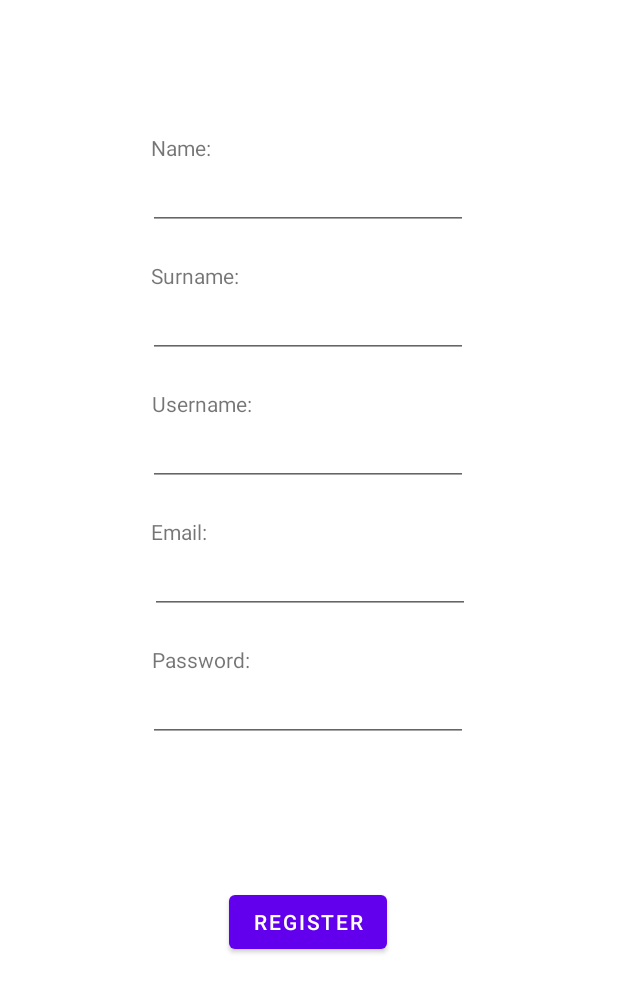
After one commit to Golobcek02/Pametni-Paketnik-Aplikacija, an Android app: the RegisterPage screen opened through its navigation route, on a phone screen of 412 x 824 dp. The commit adds this screen. Shown: the top 992 px of the screen. Run offline under Robolectric (Android 15) with nearby library versions, the phone set to English and light mode, and no system bars; our stand-ins replace navigation-ui.

Commit message:
finished registry page and finished functionalities concering it

```diff
--- /dev/null
+++ b/app/src/main/java/com/example/pametnipaketnik/API/Register/RegisterInterface.kt
@@ -0,0 +1,9 @@
+package com.example.pametnipaketnik.API.Register
+
+import retrofit2.http.Body
+import retrofit2.http.POST
+
+interface RegisterInterface {
+    @POST("register")
+    suspend fun register(@Body request: RegisterRequest): RegisterResponse
+}
--- /dev/null
+++ b/app/src/main/java/com/example/pametnipaketnik/API/Register/RegisterRequest.kt
@@ -0,0 +1,9 @@
+package com.example.pametnipaketnik.API.Register
+
+data class RegisterRequest(
+    val Name: String,
+    val Surname: String,
+    val Username: String,
+    val Email: String,
+    val Password: String
+)
--- /dev/null
+++ b/app/src/main/java/com/example/pametnipaketnik/API/Register/RegisterResponse.kt
@@ -0,0 +1,5 @@
+package com.example.pametnipaketnik.API.Register
+
+data class RegisterResponse (
+    var res: String
+        )
--- a/app/src/main/java/com/example/pametnipaketnik/startup/StartupPage.kt
+++ b/app/src/main/java/com/example/pametnipaketnik/startup/StartupPage.kt
@@ -36,5 +36,13 @@ class StartupPage : Fragment() {
             // Navigate to the login page
             findNavController().navigate(R.id.login_page)
         }
+
+        binding.buttonRegisterPage.setOnClickListener {
+            // Hide the app bar
+            (requireActivity() as AppCompatActivity).supportActionBar?.hide()
+
+            // Navigate to the register page
+            findNavController().navigate(R.id.register_page)
+        }
     }
 }
--- /dev/null
+++ b/app/src/main/java/com/example/pametnipaketnik/startup/register/RegisterPage.kt
@@ -0,0 +1,98 @@
+package com.example.pametnipaketnik.startup.register
+
+import android.content.Context
+import android.graphics.Color
+import android.os.Bundle
+import android.view.LayoutInflater
+import android.view.View
+import android.view.ViewGroup
+import androidx.fragment.app.Fragment
+import androidx.navigation.fragment.findNavController
+import com.example.pametnipaketnik.API.Register.RegisterInterface
+import com.example.pametnipaketnik.API.Register.RegisterRequest
+import com.example.pametnipaketnik.R
+import com.example.pametnipaketnik.databinding.FragmentRegisterPageBinding
+import com.google.android.material.bottomnavigation.BottomNavigationView
+import kotlinx.coroutines.CoroutineScope
+import kotlinx.coroutines.Dispatchers
+import kotlinx.coroutines.launch
+import kotlinx.coroutines.withContext
+import retrofit2.Retrofit
+import retrofit2.converter.gson.GsonConverterFactory
+import java.lang.Exception
+
+class RegisterPage : Fragment() {
+    private lateinit var binding: FragmentRegisterPageBinding
+    private lateinit var registerInterface: RegisterInterface
+
+    override fun onCreate(savedInstanceState: Bundle?) {
+        super.onCreate(savedInstanceState)
+        arguments?.let {
+        }
+
+        val retrofit = Retrofit.Builder()
+            .baseUrl("http://10.0.2.2:5551/")
+//            .client(OkHttpClient.Builder().connectTimeout(5, TimeUnit.SECONDS).build())
+            .addConverterFactory(GsonConverterFactory.create())
+            .build()
+        registerInterface = retrofit.create(RegisterInterface::class.java)
+    }
+
+    override fun onCreateView(
+        inflater: LayoutInflater, container: ViewGroup?,
+        savedInstanceState: Bundle?
+    ): View? {
+        val navView = requireActivity().findViewById<BottomNavigationView>(R.id.nav_view)
+        navView.visibility = View.GONE
+        binding = FragmentRegisterPageBinding.inflate(inflater, container, false)
+        binding.buttonRegister.setOnClickListener {
+            binding.textviewPassword.setTextColor(Color.BLACK)
+            binding.textviewUsername.setTextColor(Color.BLACK)
+            binding.textviewEmail.setTextColor(Color.BLACK)
+            binding.textviewName.setTextColor(Color.BLACK)
+            binding.textviewSurname.setTextColor(Color.BLACK)
+            if (binding.passwordInput.text.isNullOrEmpty() || binding.usernameInput.text.isNullOrEmpty() || binding.nameInput.text.isNullOrEmpty() || binding.emailInput.text.isNullOrEmpty() || binding.surnameInput.text.isNullOrEmpty()) {
+                binding.textviewPassword.setTextColor(Color.RED)
+                binding.textviewUsername.setTextColor(Color.RED)
+                binding.textviewEmail.setTextColor(Color.RED)
+                binding.textviewName.setTextColor(Color.RED)
+                binding.textviewSurname.setTextColor(Color.RED)
+                binding.textviewInputError.setText("You have to enter all listed credentials")
+            } else {
+                CoroutineScope(Dispatchers.IO).launch {
+                    try {
+                        val request = RegisterRequest(
+                            binding.nameInput.text.toString(),
+                            binding.surnameInput.text.toString(),
+                            binding.usernameInput.text.toString(),
+                            binding.emailInput.text.toString(),
+                            binding.passwordInput.text.toString()
+                        )
+                        val response = registerInterface.register(request)
+                        if (response.res == "Proceede") {
+                            withContext(Dispatchers.Main) {
+                                findNavController().navigate(R.id.navigation_startuppage)
+                            }
+                        } else {
+                            println("No data available")
+                        }
+                    } catch (e: Exception) {
+                        println("error")
+                        requireActivity().runOnUiThread {
+                            binding.textviewInputError.setText("You have to enter all listed credentials")
+                            binding.usernameInput.setText("")
+                            binding.passwordInput.setText("")
+                            binding.nameInput.setText("")
+                            binding.surnameInput.setText("")
+                            binding.emailInput.setText("")
+                        }
+
+                    }
+                }
+            }
+        }
+
+        return binding.root
+    }
+
+}
--- /dev/null
+++ b/app/src/main/res/layout/fragment_register_page.xml
@@ -0,0 +1,149 @@
+<?xml version="1.0" encoding="utf-8"?>
+<FrameLayout xmlns:android="http://schemas.android.com/apk/res/android"
+    xmlns:app="http://schemas.android.com/apk/res-auto"
+    xmlns:tools="http://schemas.android.com/tools"
+    android:layout_width="match_parent"
+    android:layout_height="match_parent"
+    tools:context=".startup.register.RegisterPage">
+
+    <!-- TODO: Update blank fragment layout -->
+
+    <androidx.constraintlayout.widget.ConstraintLayout
+        android:layout_width="match_parent"
+        android:layout_height="match_parent">
+
+        <Button
+            android:id="@+id/button_register"
+            android:layout_width="wrap_content"
+            android:layout_height="wrap_content"
+            android:text="Register"
+            app:layout_constraintBottom_toBottomOf="parent"
+            app:layout_constraintEnd_toEndOf="parent"
+            app:layout_constraintHorizontal_bias="0.498"
+            app:layout_constraintStart_toStartOf="parent"
+            app:layout_constraintTop_toBottomOf="@+id/password_input"
+            app:layout_constraintVertical_bias="0.341" />
+
+        <EditText
+            android:id="@+id/name_input"
+            android:layout_width="wrap_content"
+            android:layout_height="wrap_content"
+            android:layout_marginTop="52dp"
+            android:ems="10"
+            android:inputType="text"
+            app:layout_constraintEnd_toEndOf="parent"
+            app:layout_constraintHorizontal_bias="0.497"
+            app:layout_constraintStart_toStartOf="parent"
+            app:layout_constraintTop_toTopOf="parent" />
+
+        <EditText
+            android:id="@+id/surname_input"
+            android:layout_width="wrap_content"
+            android:layout_height="wrap_content"
+            android:layout_marginTop="40dp"
+            android:ems="10"
+            android:inputType="text"
+            app:layout_constraintEnd_toEndOf="parent"
+            app:layout_constraintHorizontal_bias="0.497"
+            app:layout_constraintStart_toStartOf="parent"
+            app:layout_constraintTop_toBottomOf="@+id/name_input" />
+
+        <EditText
+            android:id="@+id/username_input"
+            android:layout_width="wrap_content"
+            android:layout_height="wrap_content"
+            android:layout_marginTop="40dp"
+            android:ems="10"
+            android:inputType="text"
+            app:layout_constraintEnd_toEndOf="parent"
+            app:layout_constraintHorizontal_bias="0.497"
+            app:layout_constraintStart_toStartOf="parent"
+            app:layout_constraintTop_toBottomOf="@+id/surname_input" />
+
+        <EditText
+            android:id="@+id/email_input"
+            android:layout_width="wrap_content"
+            android:layout_height="wrap_content"
+            android:layout_marginTop="40dp"
+            android:ems="10"
+            android:inputType="text"
+            app:layout_constraintEnd_toEndOf="parent"
+            app:layout_constraintHorizontal_bias="0.502"
+            app:layout_constraintStart_toStartOf="parent"
+            app:layout_constraintTop_toBottomOf="@+id/username_input" />
+
+        <EditText
+            android:id="@+id/password_input"
+            android:layout_width="wrap_content"
+            android:layout_height="wrap_content"
+            android:layout_marginTop="40dp"
+            android:ems="10"
+            android:inputType="textPassword"
+            app:layout_constraintEnd_toEndOf="parent"
+            app:layout_constraintHorizontal_bias="0.497"
+            app:layout_constraintStart_toStartOf="parent"
+            app:layout_constraintTop_toBottomOf="@+id/email_input" />
+
+        <TextView
+            android:id="@+id/textview_name"
+            android:layout_width="wrap_content"
+            android:layout_height="wrap_content"
+            android:text="Name:"
+            app:layout_constraintBottom_toTopOf="@+id/name_input"
+            app:layout_constraintEnd_toEndOf="parent"
+            app:layout_constraintHorizontal_bias="0.27"
+            app:layout_constraintStart_toStartOf="parent" />
+
+        <TextView
+            android:id="@+id/textview_surname"
+            android:layout_width="wrap_content"
+            android:layout_height="wrap_content"
+            android:text="Surname:"
+            app:layout_constraintBottom_toTopOf="@+id/surname_input"
+            app:layout_constraintEnd_toEndOf="parent"
+            app:layout_constraintHorizontal_bias="0.284"
+            app:layout_constraintStart_toStartOf="parent" />
+
+        <TextView
+            android:id="@+id/textview_password"
+            android:layout_width="wrap_content"
+            android:layout_height="wrap_content"
+            android:text="Password:"
+            app:layout_constraintBottom_toTopOf="@+id/password_input"
+            app:layout_constraintEnd_toEndOf="parent"
+            app:layout_constraintHorizontal_bias="0.292"
+            app:layout_constraintStart_toStartOf="parent" />
+
+        <TextView
+            android:id="@+id/textview_Username"
+            android:layout_width="wrap_content"
+            android:layout_height="wrap_content"
+            android:text="Username:"
+            app:layout_constraintBottom_toTopOf="@+id/username_input"
+            app:layout_constraintEnd_toEndOf="parent"
+            app:layout_constraintHorizontal_bias="0.293"
+            app:layout_constraintStart_toStartOf="parent" />
+
+        <TextView
+            android:id="@+id/textview_Email"
+            android:layout_width="wrap_content"
+            android:layout_height="wrap_content"
+            android:text="Email:"
+            app:layout_constraintBottom_toTopOf="@+id/email_input"
+            app:layout_constraintEnd_toEndOf="parent"
+            app:layout_constraintHorizontal_bias="0.268"
+            app:layout_constraintStart_toStartOf="parent" />
+
+        <TextView
+            android:id="@+id/textview_input_error"
+            android:layout_width="wrap_content"
+            android:layout_height="wrap_content"
+            android:layout_marginBottom="32dp"
+            android:textColor="#FF0000"
+            app:layout_constraintBottom_toTopOf="@+id/button_register"
+            app:layout_constraintEnd_toEndOf="parent"
+            app:layout_constraintHorizontal_bias="0.498"
+            app:layout_constraintStart_toStartOf="parent" />
+    </androidx.constraintlayout.widget.ConstraintLayout>
+
+</FrameLayout>
--- a/app/src/main/res/navigation/mobile_navigation.xml
+++ b/app/src/main/res/navigation/mobile_navigation.xml
@@ -32,4 +32,9 @@
         android:name="com.example.pametnipaketnik.startup.login.LoginPage"
         android:label="fragment_login_page"
         tools:layout="@layout/fragment_login_page" />
+    <fragment
+        android:id="@+id/register_page"
+        android:name="com.example.pametnipaketnik.startup.register.RegisterPage"
+        android:label="fragment_register_page"
+        tools:layout="@layout/fragment_register_page" />
 </navigation>
```
